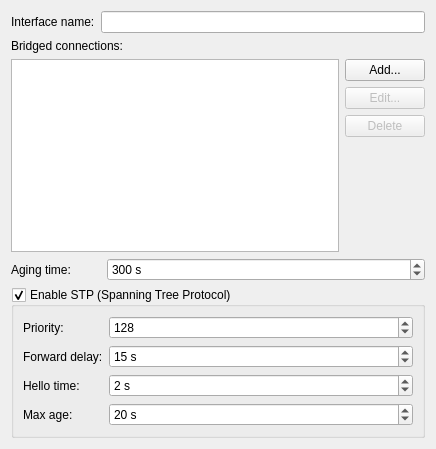
First picture: the form in libs/editor/settings/ui/bridge.ui, repository KDE/plasma-nm, before the edit.
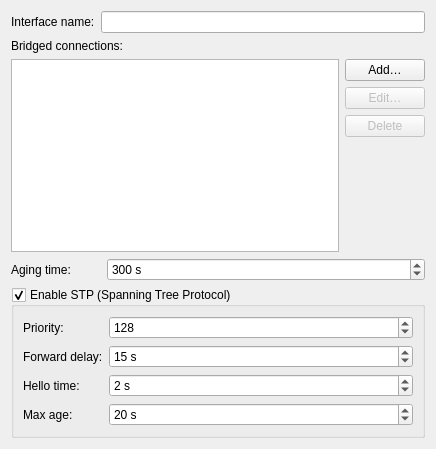
Second picture: the form after the edit. Icons and pictures are not drawn. Custom widgets are drawn as their Qt base class.

The edit to the form file:
```diff
--- a/libs/editor/settings/ui/bridge.ui
+++ b/libs/editor/settings/ui/bridge.ui
@@ -53,7 +53,7 @@
      <item row="0" column="1">
       <widget class="QPushButton" name="btnAdd">
        <property name="text">
-        <string>Add...</string>
+        <string>Add…</string>
        </property>
        <property name="icon">
         <iconset theme="list-add">
@@ -67,7 +67,7 @@
         <bool>false</bool>
        </property>
        <property name="text">
-        <string>Edit...</string>
+        <string>Edit…</string>
        </property>
        <property name="icon">
         <iconset theme="configure">
```
